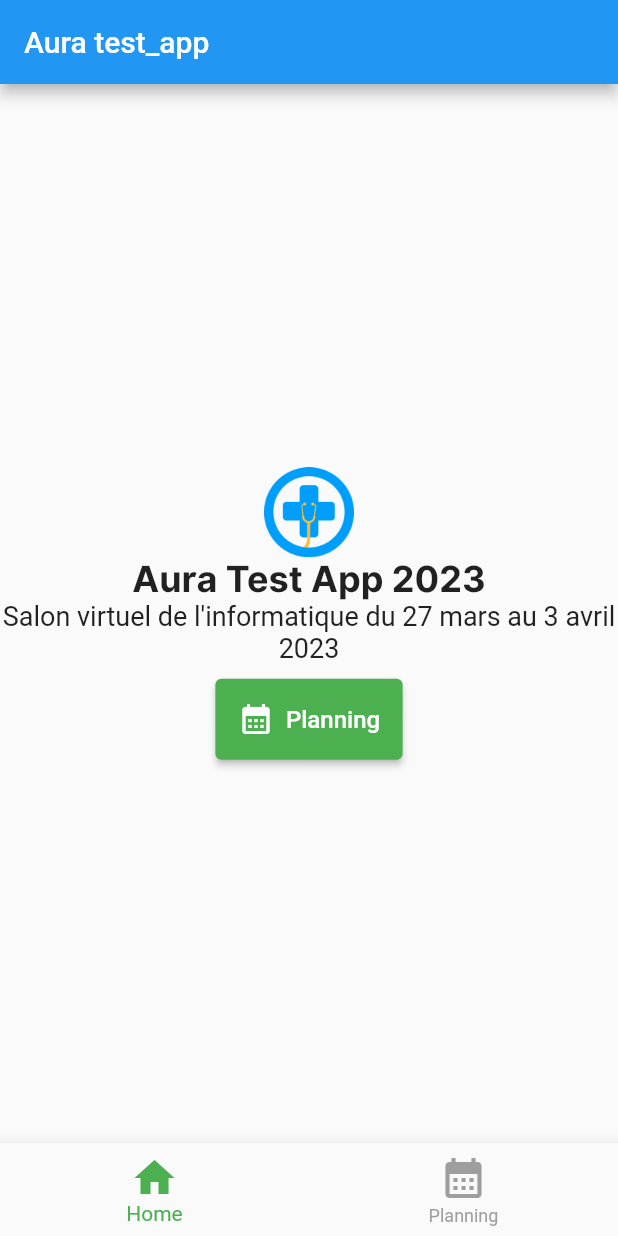
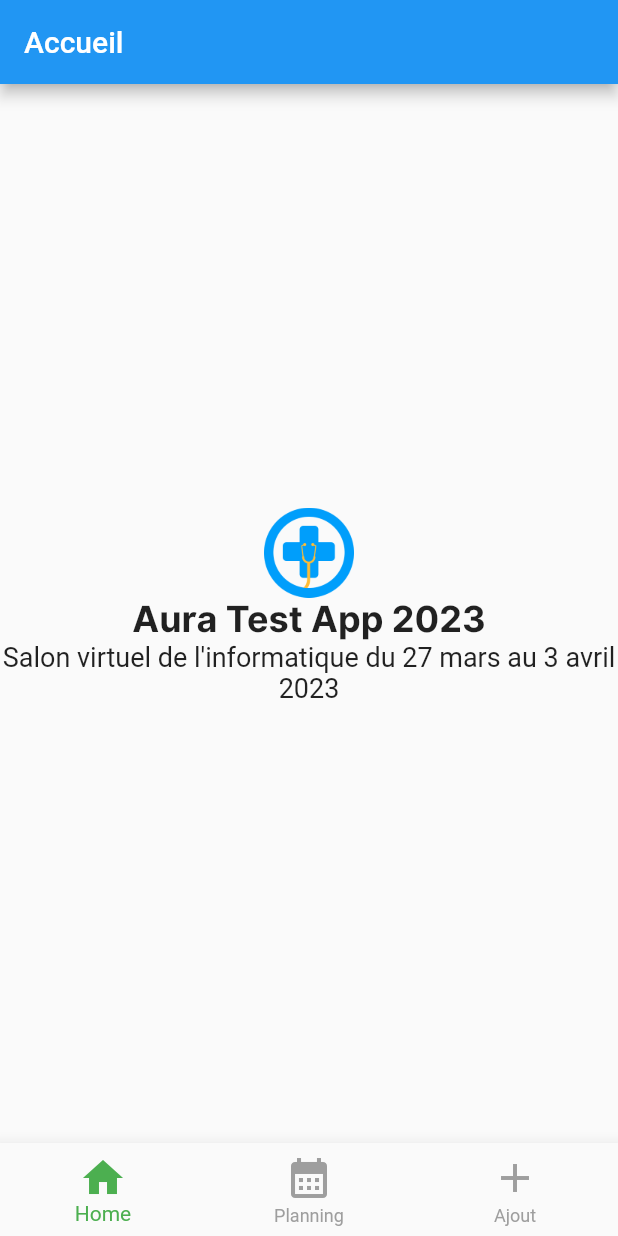
Before and after one commit to karmakatoro/test_app, a Flutter app: the screen it shows after launch, on a phone screen of 412 x 824 dp. Run offline on Flutter 3.47's test engine with Material 2 defaults, Android fonts, the phone set to English and light mode, and no system bars.

Commit message:
finish bottomnavbar

```diff
--- a/lib/main.dart
+++ b/lib/main.dart
@@ -1,5 +1,7 @@
 import 'package:flutter/material.dart';
 import 'package:test_app/screens/home_page.dart';
+import 'package:test_app/screens/event_page.dart';
+import 'package:test_app/screens/add_event_page.dart';
 
 void main() {
   runApp(const MyApp());
@@ -25,11 +27,17 @@ class _MyAppState extends State<MyApp> {
   Widget build(BuildContext context) {
     return MaterialApp(
       home: Scaffold(
-        appBar: AppBar(title: Text("Aura test_app")),
-        body: const HomePage(),
+        appBar: AppBar(
+            title: [
+          Text("Accueil"),
+          Text("Evenements"),
+          Text("Ajouter")
+        ][_currentIndex]),
+        body: [HomePage(), EventPage(), AddEventPage()][_currentIndex],
         bottomNavigationBar: BottomNavigationBar(
           currentIndex: _currentIndex,
           onTap: (index) => setCurrentIndex(index),
+          type: BottomNavigationBarType.fixed,
           selectedItemColor: Colors.green,
           unselectedItemColor: Colors.grey,
           iconSize: 32,
@@ -38,6 +46,7 @@ class _MyAppState extends State<MyApp> {
             BottomNavigationBarItem(icon: Icon(Icons.home), label: "Home"),
             BottomNavigationBarItem(
                 icon: Icon(Icons.calendar_month), label: "Planning"),
+            BottomNavigationBarItem(icon: Icon(Icons.add), label: "Ajout"),
           ],
         ),
       ),
--- a/lib/screens/home_page.dart
+++ b/lib/screens/home_page.dart
@@ -25,18 +25,7 @@ class HomePage extends StatelessWidget {
           style: TextStyle(fontSize: 18),
           textAlign: TextAlign.center,
         ),
-        Padding(padding: EdgeInsets.only(top: 10)),
-        ElevatedButton.icon(
-          style: ButtonStyle(
-              padding: MaterialStatePropertyAll(EdgeInsets.all(15)),
-              backgroundColor: MaterialStatePropertyAll(Colors.green)),
-          onPressed: () {
-            Navigator.push(context,
-                PageRouteBuilder(pageBuilder: (_, __, ___) => EventPage()));
-          },
-          label: Text("Planning", style: TextStyle(fontSize: 16)),
-          icon: Icon(Icons.calendar_month),
-        ),
+        const Padding(padding: EdgeInsets.only(top: 10)),
       ],
     ));
   }
```
Also changed, not shown: lib/screens/add_event_page.dart (added, +12 -0 lines).
